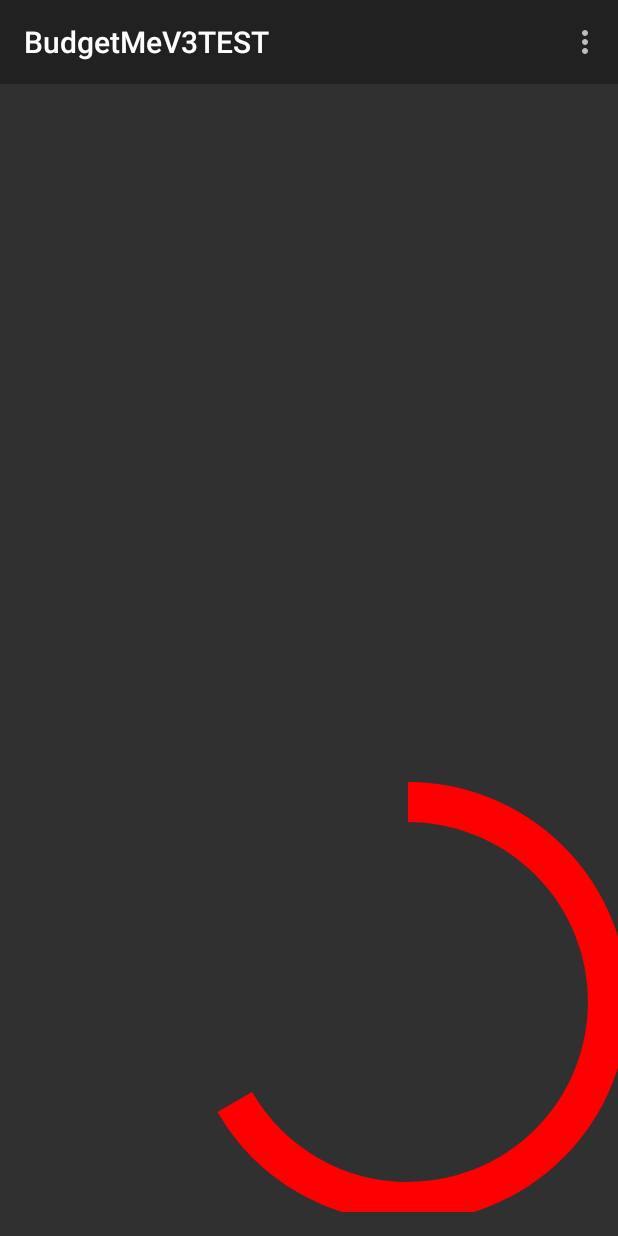
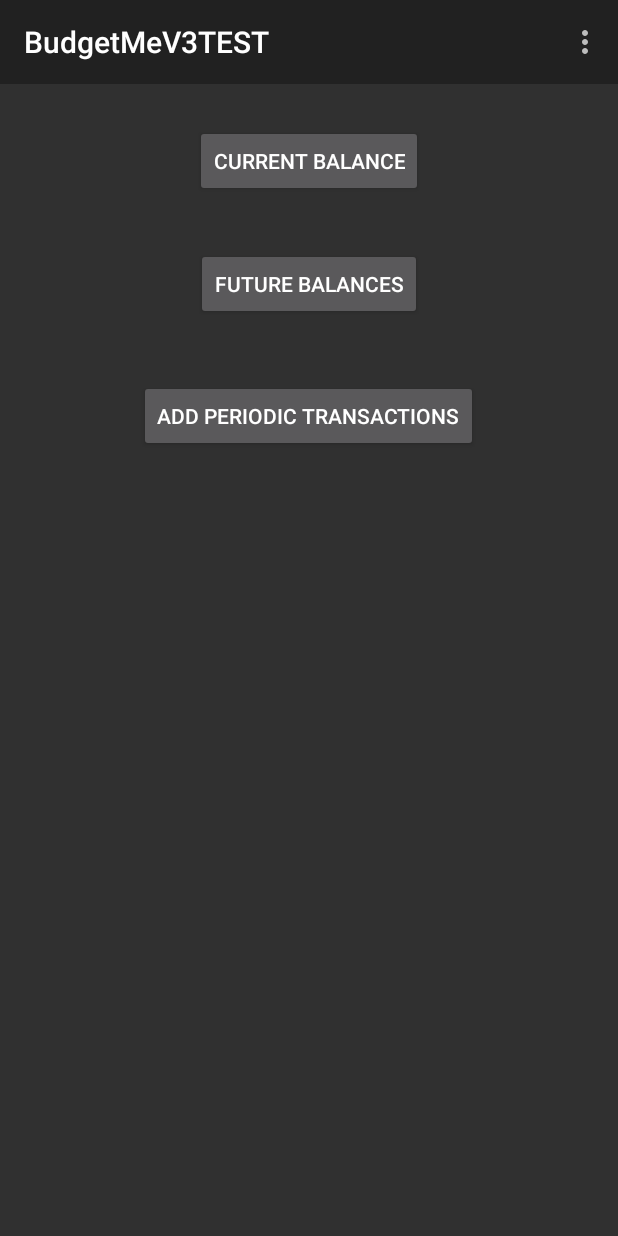
Before and after one commit to DT9/budgetme, an Android app: the screen it shows after launch (MainActivity), in the options menu, after a tap on "Add manually", on a phone screen of 412 x 824 dp. Run offline under Robolectric (Android 15) with nearby library versions, the phone set to English and light mode, and no system bars; our stand-ins replace Firebase (no records; nobody signed in at launch, a user with empty details on screens opened directly).

Commit message:
Added 3 Buttons, Current Balance goes to second Screen with Circle
100,000 bug fixes at 6:15am from 4:30am during Hackathon 2017. Changed
from creating classes with layouts to creating an activity, and
therefore creating its respective layout to transition to (New Screen).

```diff
--- a/BudgetMeV3/app/src/main/AndroidManifest.xml
+++ b/BudgetMeV3/app/src/main/AndroidManifest.xml
@@ -14,8 +14,8 @@
 
                 <category android:name="android.intent.category.LAUNCHER" />
             </intent-filter>
-
         </activity>
+        <activity android:name=".NewCurrentBalance"></activity>
     </application>
 
 </manifest>
--- a/BudgetMeV3/app/src/main/java/a1337teamhacked2017/budgetmev3/MainActivity.java
+++ b/BudgetMeV3/app/src/main/java/a1337teamhacked2017/budgetmev3/MainActivity.java
@@ -1,9 +1,12 @@
 package a1337teamhacked2017.budgetmev3;
 
+import android.content.Intent;
 import android.support.v7.app.AppCompatActivity;
 import android.os.Bundle;
 import android.support.v7.widget.Toolbar;
 import android.view.Menu;
+import android.view.View;
+import android.widget.Button;
 
 import com.google.firebase.database.DatabaseReference;
 import com.google.firebase.database.FirebaseDatabase;
@@ -23,12 +26,16 @@ public class MainActivity extends AppCompatActivity {
 
         myRef.setValue("MY NAME IS... NINOOOO!");
 
-        //Do circle stuff
-        Circle circle = (Circle) findViewById(R.id.circle);
 
-        CircleAngleAnimation animation = new CircleAngleAnimation(circle, 240);
-        animation.setDuration(5000);
-        circle.startAnimation(animation);
+
+        Button NewCurrentBalanceScreen = (Button) findViewById(R.id.CurrentBalance);
+        NewCurrentBalanceScreen.setOnClickListener(new View.OnClickListener() {
+            @Override
+            public void onClick(View v){
+                startActivity(new Intent(MainActivity.this, NewCurrentBalance.class));
+            }
+        });
+
     }
 
     @Override
--- /dev/null
+++ b/BudgetMeV3/app/src/main/java/a1337teamhacked2017/budgetmev3/NewCurrentBalance.java
@@ -0,0 +1,20 @@
+package a1337teamhacked2017.budgetmev3;
+
+import android.support.v7.app.AppCompatActivity;
+import android.os.Bundle;
+
+public class NewCurrentBalance extends AppCompatActivity {
+
+    @Override
+    protected void onCreate(Bundle savedInstanceState) {
+        super.onCreate(savedInstanceState);
+        setContentView(R.layout.activity_new_current_balance);
+
+        //Do circle stuff
+        Circle circle = (Circle) findViewById(R.id.circle);
+
+        CircleAngleAnimation animation = new CircleAngleAnimation(circle, 240);
+        animation.setDuration(5000);
+        circle.startAnimation(animation);
+    }
+}
--- a/BudgetMeV3/app/src/main/res/layout/activity_main.xml
+++ b/BudgetMeV3/app/src/main/res/layout/activity_main.xml
@@ -17,10 +17,33 @@
         android:background="?attr/colorPrimary">
     </android.support.v7.widget.Toolbar>
 
-    <a1337teamhacked2017.budgetmev3.Circle
-        android:id="@+id/circle"
-        android:layout_width="300dp"
-        android:layout_height="300dp"
-        android:layout_alignParentRight="true"
-        android:layout_alignParentBottom="true"/>
+
+
+    <Button
+        android:text="Current Balance"
+        android:layout_width="wrap_content"
+        android:layout_height="wrap_content"
+        android:layout_below="@+id/toolbar"
+        android:layout_centerHorizontal="true"
+        android:layout_marginTop="27dp"
+        android:id="@+id/CurrentBalance"
+        android:onClick=""/>
+
+    <Button
+        android:text="Future Balances"
+        android:layout_width="wrap_content"
+        android:layout_height="wrap_content"
+        android:layout_below="@+id/CurrentBalance"
+        android:layout_centerHorizontal="true"
+        android:layout_marginTop="34dp"
+        android:id="@+id/FutureBalances" />
+
+    <Button
+        android:text="Add Periodic Transactions"
+        android:layout_width="wrap_content"
+        android:layout_height="wrap_content"
+        android:id="@+id/button4"
+        android:layout_below="@id/FutureBalances"
+        android:layout_centerHorizontal="true"
+        android:layout_marginTop="40dp" />
 </RelativeLayout>
--- /dev/null
+++ b/BudgetMeV3/app/src/main/res/layout/activity_new_current_balance.xml
@@ -0,0 +1,20 @@
+<?xml version="1.0" encoding="utf-8"?>
+<RelativeLayout xmlns:android="http://schemas.android.com/apk/res/android"
+    xmlns:tools="http://schemas.android.com/tools"
+    android:id="@+id/activity_new_current_balance"
+    android:layout_width="match_parent"
+    android:layout_height="match_parent"
+    android:paddingBottom="@dimen/activity_vertical_margin"
+    android:paddingLeft="@dimen/activity_horizontal_margin"
+    android:paddingRight="@dimen/activity_horizontal_margin"
+    android:paddingTop="@dimen/activity_vertical_margin"
+    tools:context="a1337teamhacked2017.budgetmev3.NewCurrentBalance">
+
+    <a1337teamhacked2017.budgetmev3.Circle
+        android:id="@+id/circle"
+        android:layout_width="300dp"
+        android:layout_height="300dp"
+        android:layout_alignParentBottom="true"
+        android:layout_centerHorizontal="true" />
+
+</RelativeLayout>
```
